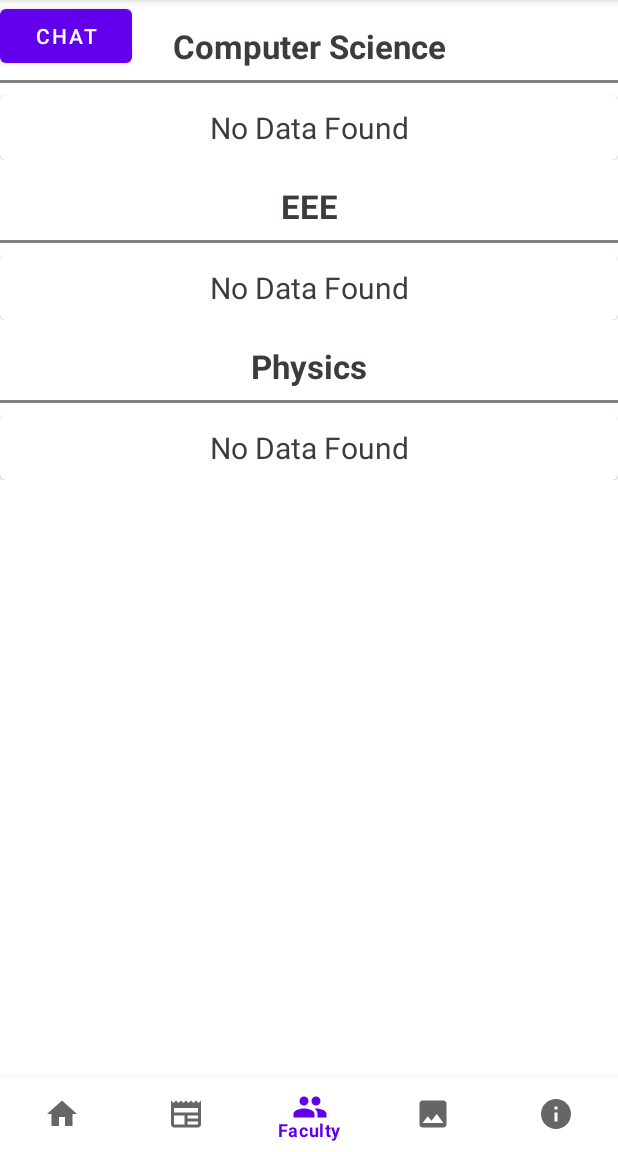
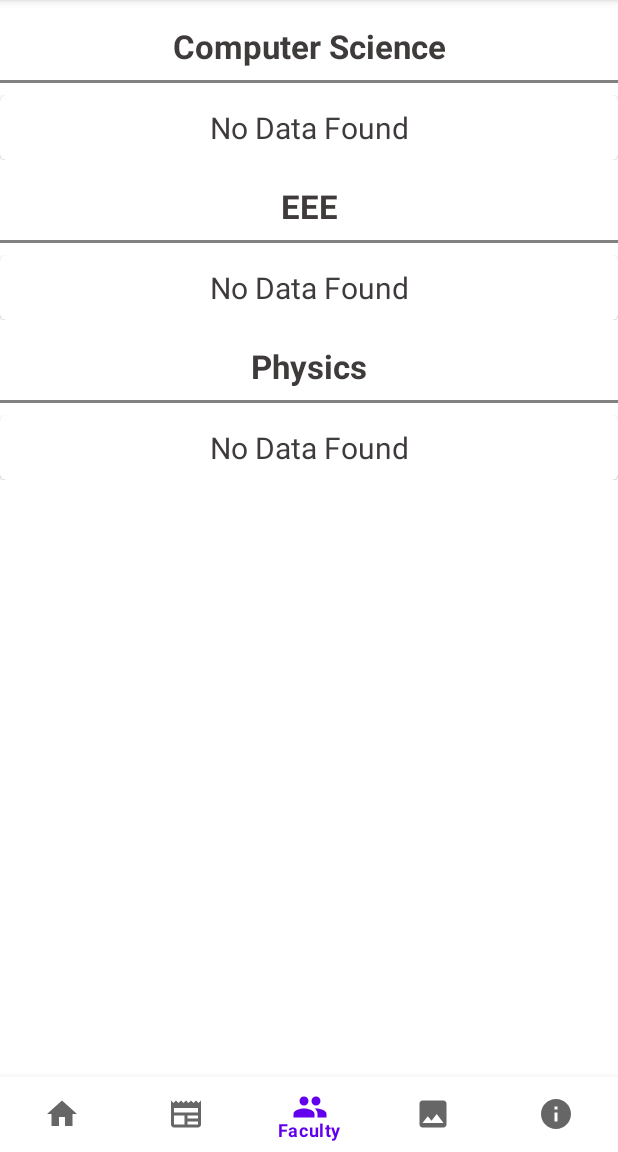
Before and after one commit to ab-atiq/BRUR-CMS-Student, an Android app: the screen it shows after launch once a user with an empty profile is signed in (MainActivity), item 3 of the bottom bar chosen, on a phone screen of 412 x 824 dp, the part 84-1236 px from its top. Run offline under Robolectric (Android 15) with nearby library versions, the phone set to English and light mode, and no system bars; our stand-ins replace Firebase (no records; nobody signed in at launch, a user with empty details on screens opened directly), navigation-ui; libraries missing offline, so code that uses them is left out: com.denzcoskun.imageslider; 6 statements that could not run were skipped.

Commit message:
completed chat system

```diff
--- a/app/src/main/AndroidManifest.xml
+++ b/app/src/main/AndroidManifest.xml
@@ -14,9 +14,6 @@
         android:supportsRtl="true"
         android:theme="@style/Theme.CMSStudent"
         tools:targetApi="31">
-        <activity
-            android:name=".MessageActivity"
-            android:exported="false" />
         <activity
             android:name=".SignInActivity"
             android:exported="false" />
--- a/app/src/main/java/com/atiq/cmsstudent/MainActivity.java
+++ b/app/src/main/java/com/atiq/cmsstudent/MainActivity.java
@@ -36,9 +36,6 @@ public class MainActivity extends AppCompatActivity implements NavigationView.On
     protected void onCreate(Bundle savedInstanceState) {
         super.onCreate(savedInstanceState);
         setContentView(R.layout.activity_main);
-
-        Button button = findViewById(R.id.chatButton);
-        button.setOnClickListener(v -> startActivity(new Intent(getApplicationContext(), MessageActivity.class)));
 
         bottomNavigationView = findViewById(R.id.bottomNavigationView);
         navController = Navigation.findNavController(this, R.id.frame_layout);
@@ -91,6 +88,9 @@ public class MainActivity extends AppCompatActivity implements NavigationView.On
             case R.id.navigation_share:
                 Toast.makeText(this, "Share", Toast.LENGTH_SHORT).show();
                 break;
+            case R.id.navigation_chat:
+                startActivity(new Intent(getApplicationContext(), ChatActivity.class));
+                break;
 
         }
         return true;
--- a/app/src/main/res/layout/activity_main.xml
+++ b/app/src/main/res/layout/activity_main.xml
@@ -36,12 +36,6 @@
             app:layout_constraintStart_toStartOf="parent"
             app:menu="@menu/bottom_nav" />
 
-        <Button
-            android:id="@+id/chatButton"
-            android:text="Chat"
-            android:layout_width="wrap_content"
-            android:layout_height="wrap_content" />
-
     </androidx.constraintlayout.widget.ConstraintLayout>
 
     <com.google.android.material.navigation.NavigationView
--- a/app/src/main/res/menu/navigation_drawer.xml
+++ b/app/src/main/res/menu/navigation_drawer.xml
@@ -35,4 +35,9 @@
         android:icon="@drawable/ic_developer"
         />
 
+    <item android:id="@+id/navigation_chat"
+        android:title="Chat"
+        android:icon="@drawable/ic_gallery"
+        />
+
 </menu>
```
Also changed, not shown: app/src/main/java/com/atiq/cmsstudent/ChatActivity.kt (+15 -1 lines), app/src/main/java/com/atiq/cmsstudent/MessageActivity.kt (deleted, +0 -13 lines), app/src/main/java/com/atiq/cmsstudent/SignInActivity.kt (+18 -1 lines), app/src/main/res/layout/activity_message.xml (deleted, +0 -9 lines).
